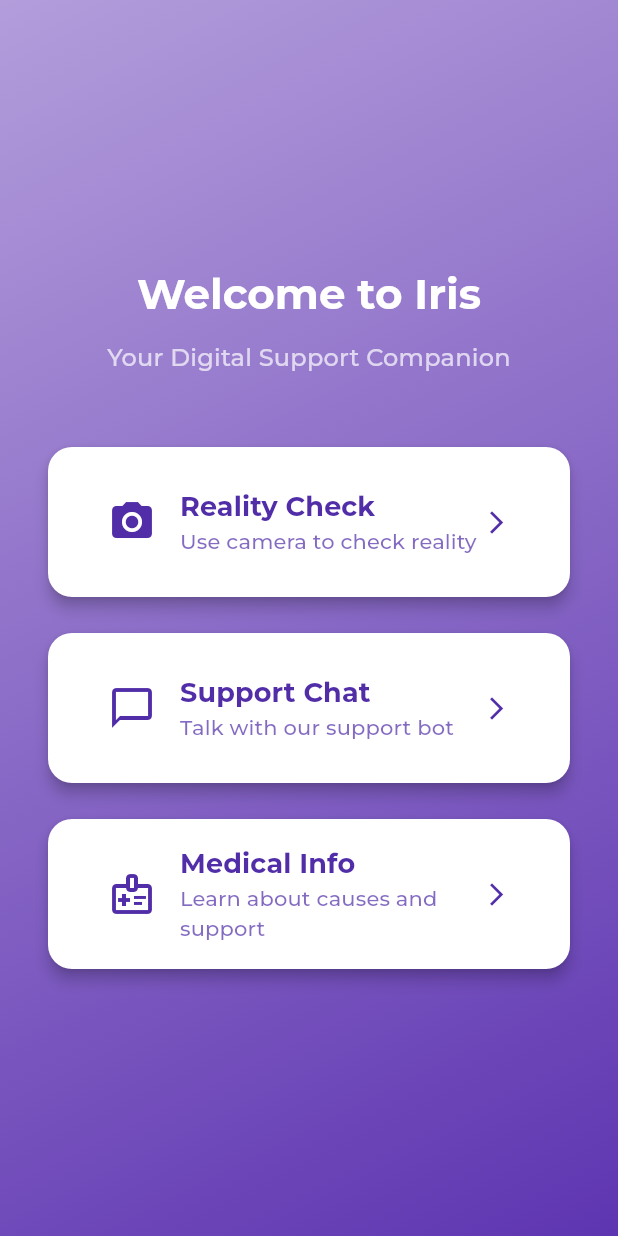
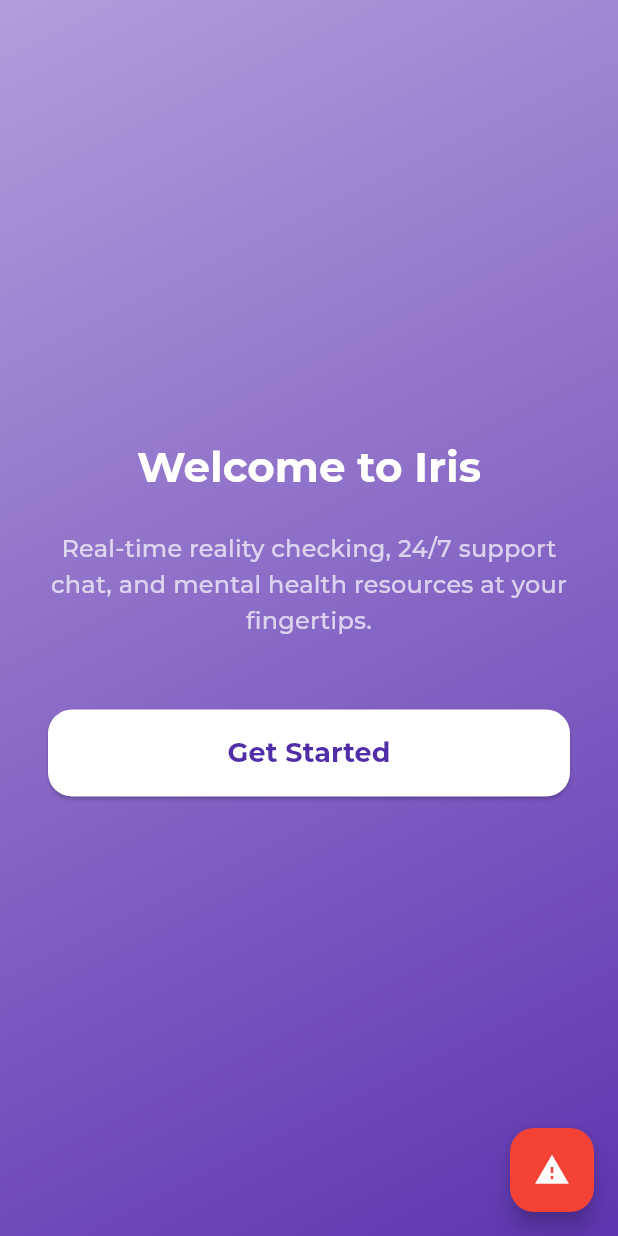
Before and after one commit to Warfarian/real, a Flutter app: the screen it shows after launch, on a phone screen of 412 x 824 dp. Run offline on Flutter 3.47's test engine with Material 3 defaults, Android fonts, the phone set to English and light mode, and no system bars; our stand-ins replace camera, get, google_fonts, permission_handler, shared_preferences.

Commit message:
emergency contact integration and ui update

```diff
--- a/lib/views/home_view.dart
+++ b/lib/views/home_view.dart
@@ -3,13 +3,21 @@ import 'package:get/get.dart';
 import 'package:real/views/camera_view.dart';
 import 'package:real/views/support_chat_view.dart';
 import 'package:real/views/medical_info_view.dart';
+import 'package:real/views/emergency_alert_view.dart';
 
 class HomeView extends StatelessWidget {
   const HomeView({super.key});
 
   @override
   Widget build(BuildContext context) {
+    final showFeatures = false.obs;
+
     return Scaffold(
+      floatingActionButton: FloatingActionButton(
+        onPressed: () => Get.to(() => const EmergencyAlertView()),
+        backgroundColor: Colors.red,
+        child: const Icon(Icons.warning, color: Colors.white),
+      ),
       body: Container(
         decoration: BoxDecoration(
           gradient: LinearGradient(
@@ -22,23 +30,61 @@ class HomeView extends StatelessWidget {
           child: Center(
             child: SingleChildScrollView(
               padding: const EdgeInsets.all(32),
-              child: Column(
+              child: Obx(() => Column(
                     mainAxisAlignment: MainAxisAlignment.center,
                     children: [
+                      if (!showFeatures.value) ...[
                         Text(
                           'Welcome to Iris',
-                    style: Theme.of(context).textTheme.headlineMedium?.copyWith(
+                          style: Theme.of(context)
+                              .textTheme
+                              .headlineMedium
+                              ?.copyWith(
                                 color: Colors.white,
                                 fontWeight: FontWeight.bold,
                               ),
                         ),
-                  const SizedBox(height: 12),
+                        const SizedBox(height: 24),
                         Text(
-                    'Your Digital Support Companion',
-                    style: Theme.of(context).textTheme.titleMedium?.copyWith(
+                          'Real-time reality checking, 24/7 support chat, and mental health resources at your fingertips.',
+                          style:
+                              Theme.of(context).textTheme.titleMedium?.copyWith(
                                     color: Colors.white70,
                                   ),
                           textAlign: TextAlign.center,
+                        ),
+                        const SizedBox(height: 48),
+                        SizedBox(
+                          width: double.infinity,
+                          child: ElevatedButton(
+                            onPressed: () => showFeatures.value = true,
+                            style: ElevatedButton.styleFrom(
+                              backgroundColor: Colors.white,
+                              foregroundColor: Colors.deepPurple.shade700,
+                              padding: const EdgeInsets.symmetric(vertical: 16),
+                              shape: RoundedRectangleBorder(
+                                borderRadius: BorderRadius.circular(16),
+                              ),
+                            ),
+                            child: const Text(
+                              'Get Started',
+                              style: TextStyle(
+                                fontSize: 18,
+                                fontWeight: FontWeight.bold,
+                              ),
+                            ),
+                          ),
+                        ),
+                      ] else ...[
+                        Text(
+                          'Iris',
+                          style: Theme.of(context)
+                              .textTheme
+                              .headlineMedium
+                              ?.copyWith(
+                                color: Colors.white,
+                                fontWeight: FontWeight.bold,
+                              ),
                         ),
                         const SizedBox(height: 48),
                         _buildButton(
@@ -52,17 +98,20 @@ class HomeView extends StatelessWidget {
                           icon: Icons.chat_bubble_outline,
                           label: 'Support Chat',
                           subtitle: 'Talk with our support bot',
-                    onPressed: () => Get.to(() => const SupportChatView()),
+                          onPressed: () =>
+                              Get.to(() => const SupportChatView()),
                         ),
                         const SizedBox(height: 24),
                         _buildButton(
                           icon: Icons.medical_information_outlined,
                           label: 'Medical Info',
                           subtitle: 'Learn about causes and support',
-                    onPressed: () => Get.to(() => const MedicalInfoView()),
+                          onPressed: () =>
+                              Get.to(() => const MedicalInfoView()),
                         ),
                       ],
-              ),
+                    ],
+                  )),
             ),
           ),
         ),
--- a/pubspec.yaml
+++ b/pubspec.yaml
@@ -18,6 +18,7 @@ dependencies:
   http: ^1.3.0
   url_launcher: ^6.3.1
   google_fonts: ^6.2.1
+  shared_preferences: ^2.2.2
 
 dev_dependencies:
   flutter_test:
```
Also changed, not shown: lib/controller/emergency_alert_controller.dart (added, +157 -0 lines), lib/views/emergency_alert_view.dart (added, +109 -0 lines), pubspec.lock, 1 other file. Lines whose indentation alone changed are shown as unchanged.
